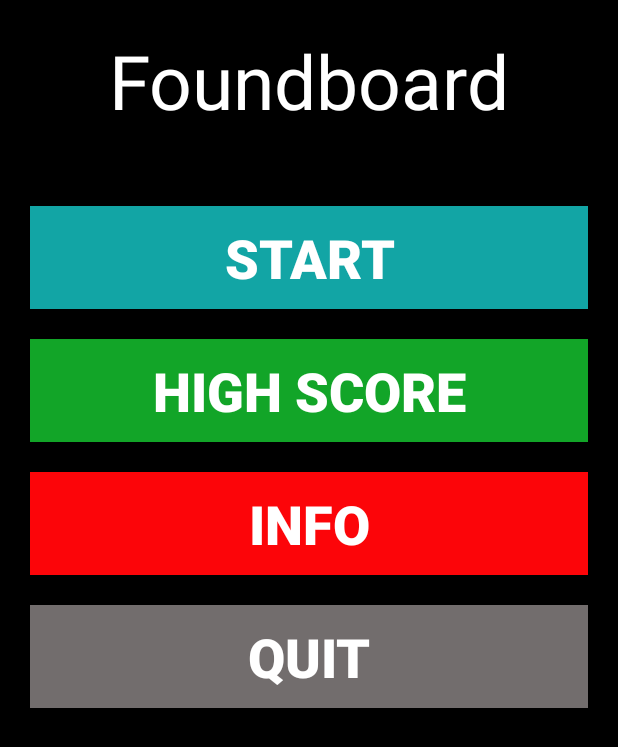
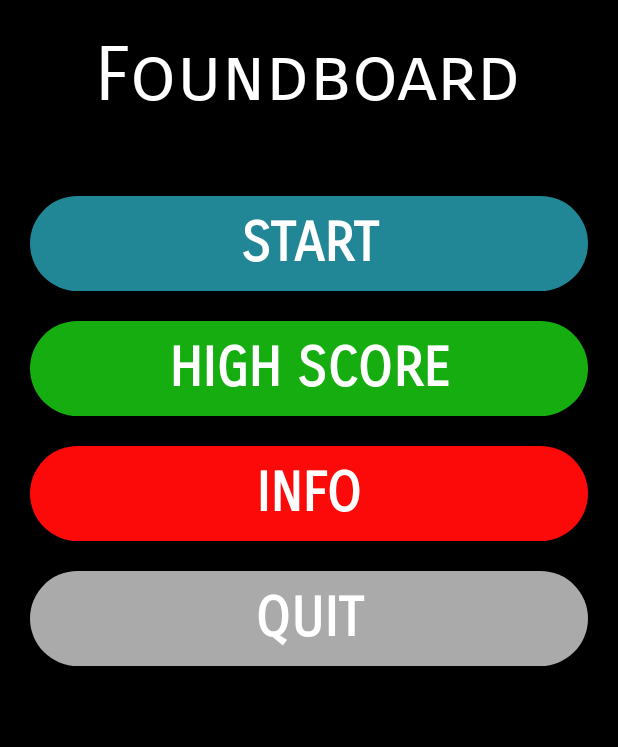
Before and after one commit to legitappsinc/Foundboard, an Android app: the screen it shows after launch (StartScreen), on a phone screen of 412 x 824 dp. Shown: the top 747 px of the screen. Run offline under Robolectric (Android 15) with nearby library versions, the phone set to English and light mode, and no system bars.

Commit message:
Fixed UI problems

```diff
--- a/app/src/main/java/com/eoenesapps/myapplication/info.java
+++ b/app/src/main/java/com/eoenesapps/myapplication/info.java
@@ -14,9 +14,8 @@ public class info extends AppCompatActivity {
         setContentView(R.layout.activity_info);
     }
 
-    public void onBackPress(View v){
-        Intent intent2 = new Intent(this, StartScreen.class);
-        startActivity(intent2);
+    public void onBackPress(View view){
+        setContentView(R.layout.activity_start_screen);
     }
 
 }
--- /dev/null
+++ b/app/src/main/res/layout-v26/activity_start_screen.xml
@@ -0,0 +1,103 @@
+<?xml version="1.0" encoding="utf-8"?>
+<androidx.constraintlayout.widget.ConstraintLayout xmlns:android="http://schemas.android.com/apk/res/android"
+    xmlns:app="http://schemas.android.com/apk/res-auto"
+    xmlns:tools="http://schemas.android.com/tools"
+    android:layout_width="match_parent"
+    android:layout_height="match_parent"
+    tools:context=".StartScreen">
+
+    <RelativeLayout
+        android:layout_width="match_parent"
+        android:layout_height="match_parent"
+        android:background="@android:color/black"
+        android:orientation="vertical">
+
+        <TextView
+            android:id="@+id/title"
+            android:layout_width="wrap_content"
+            android:layout_height="wrap_content"
+            android:layout_centerInParent="false"
+
+            android:layout_centerHorizontal="true"
+            android:layout_marginBottom="20dp"
+            android:fontFamily="sans-serif-smallcaps"
+            android:padding="20dp"
+            android:text="Foundboard"
+            android:textColor="@android:color/white"
+            android:textSize="50sp" />
+
+        <Button
+            android:id="@+id/startbtn"
+            android:layout_width="match_parent"
+            android:layout_height="wrap_content"
+            android:layout_below="@+id/title"
+            android:layout_centerInParent="true"
+            android:layout_marginStart="20dp"
+            android:layout_marginTop="10dp"
+            android:layout_marginEnd="20dp"
+            android:layout_marginBottom="10dp"
+            android:background="@drawable/btn_rounded_start"
+            android:fontFamily="sans-serif-smallcaps"
+            android:onClick="onStartPress"
+            android:padding="10dp"
+            android:text="Start"
+            android:textColor="@android:color/white"
+            android:textSize="36sp"
+            android:textStyle="bold" />
+
+        <Button
+            android:id="@+id/highScore"
+            android:layout_width="match_parent"
+            android:layout_height="wrap_content"
+            android:layout_below="@+id/startbtn"
+            android:layout_marginStart="20dp"
+            android:layout_marginTop="10dp"
+            android:layout_marginEnd="20dp"
+            android:layout_marginBottom="10dp"
+            android:background="@drawable/btn_rounded_start_green"
+            android:fontFamily="sans-serif-smallcaps"
+            android:padding="10dp"
+            android:text="High Score"
+            android:textColor="@android:color/white"
+            android:textSize="36sp"
+            android:textStyle="bold" />
+
+        <Button
+            android:id="@+id/info"
+            android:layout_width="match_parent"
+            android:layout_height="wrap_content"
+            android:layout_below="@+id/highScore"
+            android:layout_marginStart="20dp"
+            android:layout_marginTop="10dp"
+            android:layout_marginEnd="20dp"
+            android:layout_marginBottom="10dp"
+            android:background="@drawable/btn_rounded_start_red"
+            android:fontFamily="sans-serif-smallcaps"
+            android:onClick="onInfoPress"
+            android:padding="10dp"
+
+            android:text="Info"
+            android:textColor="@android:color/white"
+            android:textSize="36sp"
+            android:textStyle="bold" />
+
+        <Button
+            android:layout_width="match_parent"
+            android:layout_height="wrap_content"
+            android:layout_below="@+id/info"
+            android:layout_marginStart="20dp"
+            android:layout_marginTop="10dp"
+            android:layout_marginEnd="20dp"
+            android:layout_marginBottom="10dp"
+            android:background="@drawable/btn_rounded"
+            android:fontFamily="sans-serif-smallcaps"
+            android:onClick="onQuitPress"
+            android:padding="10dp"
+            android:text="Quit"
+            android:textColor="@android:color/white"
+            android:textSize="36sp"
+            android:textStyle="bold" />
+    </RelativeLayout>
+
+
+</androidx.constraintlayout.widget.ConstraintLayout>
--- /dev/null
+++ b/app/src/main/res/layout-v27/activity_start_screen.xml
@@ -0,0 +1,103 @@
+<?xml version="1.0" encoding="utf-8"?>
+<androidx.constraintlayout.widget.ConstraintLayout xmlns:android="http://schemas.android.com/apk/res/android"
+    xmlns:app="http://schemas.android.com/apk/res-auto"
+    xmlns:tools="http://schemas.android.com/tools"
+    android:layout_width="match_parent"
+    android:layout_height="match_parent"
+    tools:context=".StartScreen">
+
+    <RelativeLayout
+        android:layout_width="match_parent"
+        android:layout_height="match_parent"
+        android:background="@android:color/black"
+        android:orientation="vertical">
+
+        <TextView
+            android:id="@+id/title"
+            android:layout_width="wrap_content"
+            android:layout_height="wrap_content"
+            android:layout_centerInParent="false"
+
+            android:layout_centerHorizontal="true"
+            android:layout_marginBottom="20dp"
+            android:fontFamily="sans-serif-smallcaps"
+            android:padding="20dp"
+            android:text="Foundboard"
+            android:textColor="@android:color/white"
+            android:textSize="50sp" />
+
+        <Button
+            android:id="@+id/startbtn"
+            android:layout_width="match_parent"
+            android:layout_height="wrap_content"
+            android:layout_below="@+id/title"
+            android:layout_centerInParent="true"
+            android:layout_marginStart="20dp"
+            android:layout_marginTop="10dp"
+            android:layout_marginEnd="20dp"
+            android:layout_marginBottom="10dp"
+            android:background="@drawable/btn_rounded_start"
+            android:fontFamily="sans-serif-smallcaps"
+            android:onClick="onStartPress"
+            android:padding="10dp"
+            android:text="Start"
+            android:textColor="@android:color/white"
+            android:textSize="36sp"
+            android:textStyle="bold" />
+
+        <Button
+            android:id="@+id/highScore"
+            android:layout_width="match_parent"
+            android:layout_height="wrap_content"
+            android:layout_below="@+id/startbtn"
+            android:layout_marginStart="20dp"
+            android:layout_marginTop="10dp"
+            android:layout_marginEnd="20dp"
+            android:layout_marginBottom="10dp"
+            android:background="@drawable/btn_rounded_start_green"
+            android:fontFamily="sans-serif-smallcaps"
+            android:padding="10dp"
+            android:text="High Score"
+            android:textColor="@android:color/white"
+            android:textSize="36sp"
+            android:textStyle="bold" />
+
+        <Button
+            android:id="@+id/info"
+            android:layout_width="match_parent"
+            android:layout_height="wrap_content"
+            android:layout_below="@+id/highScore"
+            android:layout_marginStart="20dp"
+            android:layout_marginTop="10dp"
+            android:layout_marginEnd="20dp"
+            android:layout_marginBottom="10dp"
+            android:background="@drawable/btn_rounded_start_red"
+            android:fontFamily="sans-serif-smallcaps"
+            android:onClick="onInfoPress"
+            android:padding="10dp"
+
+            android:text="Info"
+            android:textColor="@android:color/white"
+            android:textSize="36sp"
+            android:textStyle="bold" />
+
+        <Button
+            android:layout_width="match_parent"
+            android:layout_height="wrap_content"
+            android:layout_below="@+id/info"
+            android:layout_marginStart="20dp"
+            android:layout_marginTop="10dp"
+            android:layout_marginEnd="20dp"
+            android:layout_marginBottom="10dp"
+            android:background="@drawable/btn_rounded"
+            android:fontFamily="sans-serif-smallcaps"
+            android:onClick="onQuitPress"
+            android:padding="10dp"
+            android:text="Quit"
+            android:textColor="@android:color/white"
+            android:textSize="36sp"
+            android:textStyle="bold" />
+    </RelativeLayout>
+
+
+</androidx.constraintlayout.widget.ConstraintLayout>
--- /dev/null
+++ b/app/src/main/res/layout-v28/activity_start_screen.xml
@@ -0,0 +1,103 @@
+<?xml version="1.0" encoding="utf-8"?>
+<androidx.constraintlayout.widget.ConstraintLayout xmlns:android="http://schemas.android.com/apk/res/android"
+    xmlns:app="http://schemas.android.com/apk/res-auto"
+    xmlns:tools="http://schemas.android.com/tools"
+    android:layout_width="match_parent"
+    android:layout_height="match_parent"
+    tools:context=".StartScreen">
+
+    <RelativeLayout
+        android:layout_width="match_parent"
+        android:layout_height="match_parent"
+        android:background="@android:color/black"
+        android:orientation="vertical">
+
+        <TextView
+            android:id="@+id/title"
+            android:layout_width="wrap_content"
+            android:layout_height="wrap_content"
+            android:layout_centerInParent="false"
+
+            android:layout_centerHorizontal="true"
+            android:layout_marginBottom="20dp"
+            android:fontFamily="sans-serif-smallcaps"
+            android:padding="20dp"
+            android:text="Foundboard"
+            android:textColor="@android:color/white"
+            android:textSize="50sp" />
+
+        <Button
+            android:id="@+id/startbtn"
+            android:layout_width="match_parent"
+            android:layout_height="wrap_content"
+            android:layout_below="@+id/title"
+            android:layout_centerInParent="true"
+            android:layout_marginStart="20dp"
+            android:layout_marginTop="10dp"
+            android:layout_marginEnd="20dp"
+            android:layout_marginBottom="10dp"
+            android:background="@drawable/btn_rounded_start"
+            android:fontFamily="sans-serif-smallcaps"
+            android:onClick="onStartPress"
+            android:padding="10dp"
+            android:text="Start"
+            android:textColor="@android:color/white"
+            android:textSize="36sp"
+            android:textStyle="bold" />
+
+        <Button
+            android:id="@+id/highScore"
+            android:layout_width="match_parent"
+            android:layout_height="wrap_content"
+            android:layout_below="@+id/startbtn"
+            android:layout_marginStart="20dp"
+            android:layout_marginTop="10dp"
+            android:layout_marginEnd="20dp"
+            android:layout_marginBottom="10dp"
+            android:background="@drawable/btn_rounded_start_green"
+            android:fontFamily="sans-serif-smallcaps"
+            android:padding="10dp"
+            android:text="High Score"
+            android:textColor="@android:color/white"
+            android:textSize="36sp"
+            android:textStyle="bold" />
+
+        <Button
+            android:id="@+id/info"
+            android:layout_width="match_parent"
+            android:layout_height="wrap_content"
+            android:layout_below="@+id/highScore"
+            android:layout_marginStart="20dp"
+            android:layout_marginTop="10dp"
+            android:layout_marginEnd="20dp"
+            android:layout_marginBottom="10dp"
+            android:background="@drawable/btn_rounded_start_red"
+            android:fontFamily="sans-serif-smallcaps"
+            android:onClick="onInfoPress"
+            android:padding="10dp"
+
+            android:text="Info"
+            android:textColor="@android:color/white"
+            android:textSize="36sp"
+            android:textStyle="bold" />
+
+        <Button
+            android:layout_width="match_parent"
+            android:layout_height="wrap_content"
+            android:layout_below="@+id/info"
+            android:layout_marginStart="20dp"
+            android:layout_marginTop="10dp"
+            android:layout_marginEnd="20dp"
+            android:layout_marginBottom="10dp"
+            android:background="@drawable/btn_rounded"
+            android:fontFamily="sans-serif-smallcaps"
+            android:onClick="onQuitPress"
+            android:padding="10dp"
+            android:text="Quit"
+            android:textColor="@android:color/white"
+            android:textSize="36sp"
+            android:textStyle="bold" />
+    </RelativeLayout>
+
+
+</androidx.constraintlayout.widget.ConstraintLayout>
--- /dev/null
+++ b/app/src/main/res/layout-v29/activity_start_screen.xml
@@ -0,0 +1,103 @@
+<?xml version="1.0" encoding="utf-8"?>
+<androidx.constraintlayout.widget.ConstraintLayout xmlns:android="http://schemas.android.com/apk/res/android"
+    xmlns:app="http://schemas.android.com/apk/res-auto"
+    xmlns:tools="http://schemas.android.com/tools"
+    android:layout_width="match_parent"
+    android:layout_height="match_parent"
+    tools:context=".StartScreen">
+
+    <RelativeLayout
+        android:layout_width="match_parent"
+        android:layout_height="match_parent"
+        android:background="@android:color/black"
+        android:orientation="vertical">
+
+        <TextView
+            android:id="@+id/title"
+            android:layout_width="wrap_content"
+            android:layout_height="wrap_content"
+            android:layout_centerInParent="false"
+
+            android:layout_centerHorizontal="true"
+            android:layout_marginBottom="20dp"
+            android:fontFamily="sans-serif-smallcaps"
+            android:padding="20dp"
+            android:text="Foundboard"
+            android:textColor="@android:color/white"
+            android:textSize="50sp" />
+
+        <Button
+            android:id="@+id/startbtn"
+            android:layout_width="match_parent"
+            android:layout_height="wrap_content"
+            android:layout_below="@+id/title"
+            android:layout_centerInParent="true"
+            android:layout_marginStart="20dp"
+            android:layout_marginTop="10dp"
+            android:layout_marginEnd="20dp"
+            android:layout_marginBottom="10dp"
+            android:background="@drawable/btn_rounded_start"
+            android:fontFamily="sans-serif-smallcaps"
+            android:onClick="onStartPress"
+            android:padding="10dp"
+            android:text="Start"
+            android:textColor="@android:color/white"
+            android:textSize="36sp"
+            android:textStyle="bold" />
+
+        <Button
+            android:id="@+id/highScore"
+            android:layout_width="match_parent"
+            android:layout_height="wrap_content"
+            android:layout_below="@+id/startbtn"
+            android:layout_marginStart="20dp"
+            android:layout_marginTop="10dp"
+            android:layout_marginEnd="20dp"
+            android:layout_marginBottom="10dp"
+            android:background="@drawable/btn_rounded_start_green"
+            android:fontFamily="sans-serif-smallcaps"
+            android:padding="10dp"
+            android:text="High Score"
+            android:textColor="@android:color/white"
+            android:textSize="36sp"
+            android:textStyle="bold" />
+
+        <Button
+            android:id="@+id/info"
+            android:layout_width="match_parent"
+            android:layout_height="wrap_content"
+            android:layout_below="@+id/highScore"
+            android:layout_marginStart="20dp"
+            android:layout_marginTop="10dp"
+            android:layout_marginEnd="20dp"
+            android:layout_marginBottom="10dp"
+            android:background="@drawable/btn_rounded_start_red"
+            android:fontFamily="sans-serif-smallcaps"
+            android:onClick="onInfoPress"
+            android:padding="10dp"
+
+            android:text="Info"
+            android:textColor="@android:color/white"
+            android:textSize="36sp"
+            android:textStyle="bold" />
+
+        <Button
+            android:layout_width="match_parent"
+            android:layout_height="wrap_content"
+            android:layout_below="@+id/info"
+            android:layout_marginStart="20dp"
+            android:layout_marginTop="10dp"
+            android:layout_marginEnd="20dp"
+            android:layout_marginBottom="10dp"
+            android:background="@drawable/btn_rounded"
+            android:fontFamily="sans-serif-smallcaps"
+            android:onClick="onQuitPress"
+            android:padding="10dp"
+            android:text="Quit"
+            android:textColor="@android:color/white"
+            android:textSize="36sp"
+            android:textStyle="bold" />
+    </RelativeLayout>
+
+
+</androidx.constraintlayout.widget.ConstraintLayout>
--- a/app/src/main/res/layout/activity_info.xml
+++ b/app/src/main/res/layout/activity_info.xml
@@ -50,7 +50,7 @@
             android:textColor="@android:color/white"
             android:background="#fc200c"
             android:layout_margin="20dp"
-            android:onClick="onBackPress"
+            android:on="onBackPress"
             />
 
 
```
